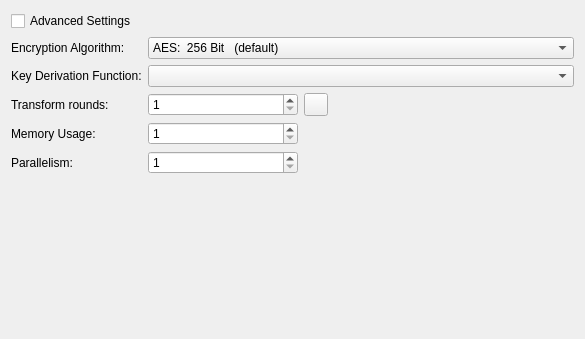
Qt form src/gui/dbsettings/DatabaseSettingsWidgetEncryption.ui (yamabiiko/keepassxc) before a commit.
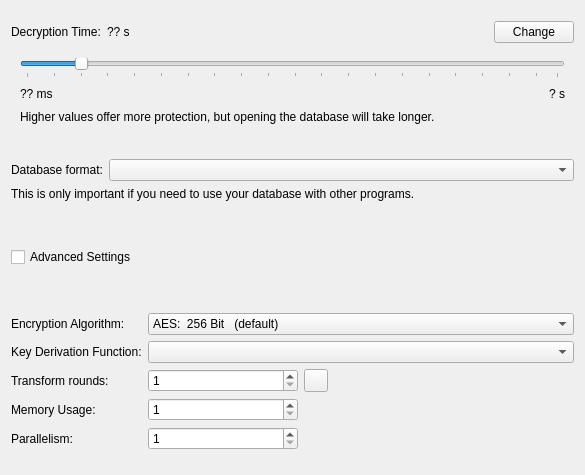
The same form after that commit. The open tabs and pages were chosen to show the change.

Commit message: make simple and advanced encryption settings coexist in same view

The edit to the form file:
```diff
--- a/src/gui/dbsettings/DatabaseSettingsWidgetEncryption.ui
+++ b/src/gui/dbsettings/DatabaseSettingsWidgetEncryption.ui
@@ -12,17 +12,6 @@
   </property>
   <layout class="QVBoxLayout" name="_2">
     <item>
-        <widget class="QCheckBox" name="advancedSettingsToggle">
-         <property name="text">
-          <string>Advanced Settings</string>
-         </property>
-        </widget>
-       </item>
-   <item>
-    <widget class="QStackedWidget" name="stackedWidget">
-     <property name="currentIndex">
-      <number>0</number>
-     </property>
      <widget class="QWidget" name="simpleSettings">
       <layout class="QVBoxLayout" name="verticalLayout_2">
        <property name="leftMargin">
@@ -221,6 +210,47 @@
        </item>
       </layout>
      </widget>
+   </item>
+   <item>
+    <spacer name="verticalSpacer_4">
+     <property name="orientation">
+      <enum>Qt::Vertical</enum>
+     </property>
+     <property name="sizeType">
+      <enum>QSizePolicy::Fixed</enum>
+     </property>
+     <property name="sizeHint" stdset="0">
+      <size>
+       <width>20</width>
+       <height>40</height>
+      </size>
+     </property>
+    </spacer>
+   </item>
+   <item>
+    <widget class="QCheckBox" name="advancedSettingsToggle">
+     <property name="text">
+      <string>Advanced Settings</string>
+     </property>
+    </widget>
+   </item>
+   <item>
+    <spacer name="verticalSpacer_5">
+     <property name="orientation">
+      <enum>Qt::Vertical</enum>
+     </property>
+     <property name="sizeType">
+      <enum>QSizePolicy::Fixed</enum>
+     </property>
+     <property name="sizeHint" stdset="0">
+      <size>
+       <width>20</width>
+       <height>40</height>
+      </size>
+     </property>
+    </spacer>
+   </item>
+   <item>
      <widget class="QWidget" name="advancedSettings">
       <layout class="QFormLayout" name="formLayout_2">
        <property name="leftMargin">
@@ -409,7 +439,6 @@
         </widget>
        </item>
       </layout>
-     </widget>
     </widget>
    </item>
    <item>
```
Lines whose indentation alone changed are shown as unchanged. The commit also changes 1 other file.
